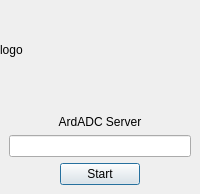
Old version of the form desktop/src/start.ui in the repository smclt30p/inostiot.
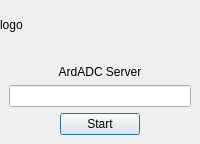
New version of the form.

Patch:
```diff
--- a/desktop/src/start.ui
+++ b/desktop/src/start.ui
@@ -7,7 +7,7 @@
     <x>0</x>
     <y>0</y>
     <width>200</width>
-    <height>192</height>
+    <height>142</height>
    </rect>
   </property>
   <property name="minimumSize">
@@ -43,13 +43,13 @@
      <property name="minimumSize">
       <size>
        <width>200</width>
-       <height>100</height>
+       <height>50</height>
       </size>
      </property>
      <property name="maximumSize">
       <size>
        <width>200</width>
-       <height>100</height>
+       <height>50</height>
       </size>
      </property>
      <property name="text">
```
